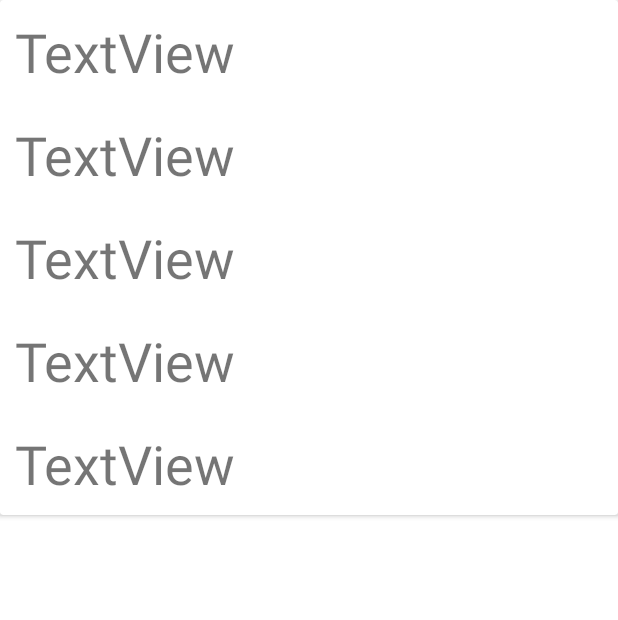
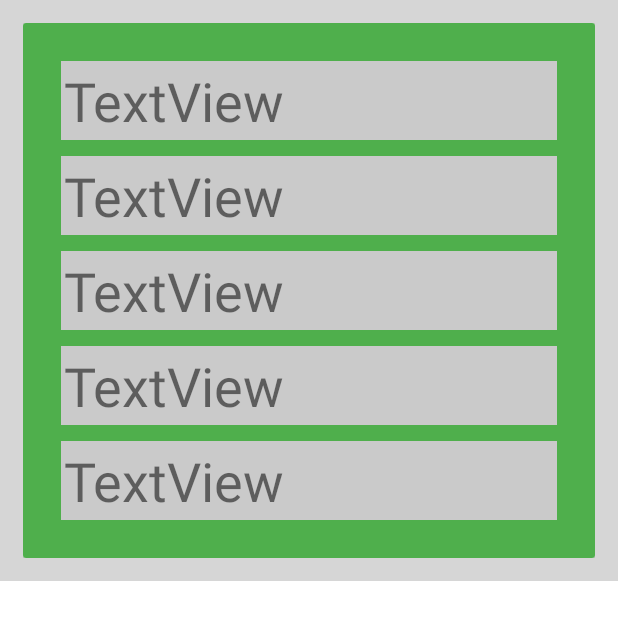
Before and after one commit to loupid/CarRentalMobile, an Android app: the layout car_card.xml on its own in the app's theme, with its tools: preview values and no code run, on a phone screen of 412 x 824 dp. Shown: the top 620 px of the screen. Run offline under Robolectric (Android 15) with nearby library versions, the phone set to English and light mode, and no system bars.

```diff
--- a/app/build.gradle
+++ b/app/build.gradle
@@ -35,7 +35,7 @@ dependencies {
     implementation 'androidx.constraintlayout:constraintlayout:2.0.4'
     implementation 'com.squareup.retrofit2:retrofit:2.9.0'
     implementation 'com.squareup.retrofit2:converter-gson:2.6.0'
-    testImplementation 'junit:junit:4.+'
+    testImplementation 'junit:junit:4.13.1'
     androidTestImplementation 'androidx.test.ext:junit:1.1.2'
     androidTestImplementation 'androidx.test.espresso:espresso-core:3.3.0'
 }
--- a/app/src/main/java/com/example/carrentalmobile/InterfaceServer.java
+++ b/app/src/main/java/com/example/carrentalmobile/Database/InterfaceServer.java
@@ -1,4 +1,6 @@
-package com.example.carrentalmobile;
+package com.example.carrentalmobile.Database;
+
+import com.example.carrentalmobile.Model.Cars;
 
 import java.util.List;
 
--- a/app/src/main/java/com/example/carrentalmobile/RetroFitInstance.java
+++ b/app/src/main/java/com/example/carrentalmobile/Database/RetroFitInstance.java
@@ -1,6 +1,4 @@
-package com.example.carrentalmobile;
-
-import java.util.Base64;
+package com.example.carrentalmobile.Database;
 
 import retrofit2.Retrofit;
 import retrofit2.converter.gson.GsonConverterFactory;
--- a/app/src/main/java/com/example/carrentalmobile/Cars.java
+++ b/app/src/main/java/com/example/carrentalmobile/Model/Cars.java
@@ -1,4 +1,4 @@
-package com.example.carrentalmobile;
+package com.example.carrentalmobile.Model;
 
 import android.os.Parcel;
 import android.os.Parcelable;
--- a/app/src/main/res/layout/car_card.xml
+++ b/app/src/main/res/layout/car_card.xml
@@ -3,97 +3,71 @@
     xmlns:app="http://schemas.android.com/apk/res-auto"
     xmlns:tools="http://schemas.android.com/tools"
     android:layout_width="match_parent"
-    android:layout_height="match_parent"
-    android:orientation="vertical">
+    android:layout_height="wrap_content"
+    android:background="#D6D6D6"
+    android:orientation="vertical"
+    android:padding="15dp">
 
     <androidx.cardview.widget.CardView
         android:layout_width="match_parent"
-        android:layout_height="wrap_content">
+        android:layout_height="match_parent">
 
         <LinearLayout
             android:layout_width="match_parent"
-            android:layout_height="match_parent"
-            android:orientation="vertical">
-
-            <LinearLayout
-                android:layout_width="match_parent"
-                android:layout_height="match_parent"
-                android:layout_weight="1"
-                android:orientation="horizontal"
-                android:padding="10dp">
+            android:layout_height="wrap_content"
+            android:background="#4FAF4C"
+            android:orientation="vertical"
+            android:padding="20dp">
 
             <TextView
                 android:id="@+id/CarName"
-                    android:layout_width="0dp"
-                    android:layout_height="wrap_content"
-                    android:layout_weight="1"
+                android:layout_width="match_parent"
+                android:layout_height="match_parent"
+                android:layout_margin="5dp"
+                android:background="#CACACA"
+                android:padding="2dp"
                 android:text="TextView"
                 android:textSize="36sp" />
-            </LinearLayout>
-
-            <LinearLayout
-                android:layout_width="match_parent"
-                android:layout_height="match_parent"
-                android:layout_weight=".33"
-                android:orientation="horizontal"
-                android:padding="10dp">
 
             <TextView
                 android:id="@+id/Description"
                 android:layout_width="match_parent"
                 android:layout_height="match_parent"
-                    android:layout_weight="1"
+                android:layout_margin="5dp"
+                android:background="#CACACA"
+                android:padding="2dp"
                 android:text="TextView"
                 android:textSize="36sp" />
-            </LinearLayout>
-
-            <LinearLayout
-                android:layout_width="match_parent"
-                android:layout_height="match_parent"
-                android:layout_weight=".33"
-                android:orientation="horizontal"
-                android:padding="10dp">
 
             <TextView
                 android:id="@+id/NumberPlace"
-                    android:layout_width="wrap_content"
-                    android:layout_height="wrap_content"
-                    android:layout_weight="1"
+                android:layout_width="match_parent"
+                android:layout_height="match_parent"
+                android:layout_margin="5dp"
+                android:background="#CACACA"
+                android:padding="2dp"
                 android:text="TextView"
                 android:textSize="36sp" />
-            </LinearLayout>
-
-            <LinearLayout
-                android:layout_width="match_parent"
-                android:layout_height="match_parent"
-                android:layout_weight="1"
-                android:orientation="horizontal"
-                android:padding="10dp">
 
             <TextView
                 android:id="@+id/PricePerDay"
-                    android:layout_width="wrap_content"
-                    android:layout_height="wrap_content"
-                    android:layout_weight="1"
+                android:layout_width="match_parent"
+                android:layout_height="match_parent"
+                android:layout_margin="5dp"
+                android:background="#CACACA"
+                android:padding="2dp"
                 android:text="TextView"
                 android:textSize="36sp" />
-            </LinearLayout>
-
-            <LinearLayout
-                android:layout_width="match_parent"
-                android:layout_height="match_parent"
-                android:layout_weight="1"
-                android:orientation="horizontal"
-                android:padding="10dp">
 
             <TextView
                 android:id="@+id/Location"
-                    android:layout_width="wrap_content"
-                    android:layout_height="wrap_content"
-                    android:layout_weight="1"
+                android:layout_width="match_parent"
+                android:layout_height="match_parent"
+                android:layout_margin="5dp"
+                android:background="#CACACA"
+                android:padding="2dp"
                 android:text="TextView"
                 android:textSize="36sp" />
-            </LinearLayout>
 
         </LinearLayout>
     </androidx.cardview.widget.CardView>
```
Also changed, not shown: app/src/main/java/com/example/carrentalmobile/AdapterList.java (+26 -3 lines), app/src/main/java/com/example/carrentalmobile/MainActivity.java (+22 -12 lines), app/src/main/res/layout/activity_main.xml (+9 -15 lines). Lines whose indentation alone changed are shown as unchanged.
